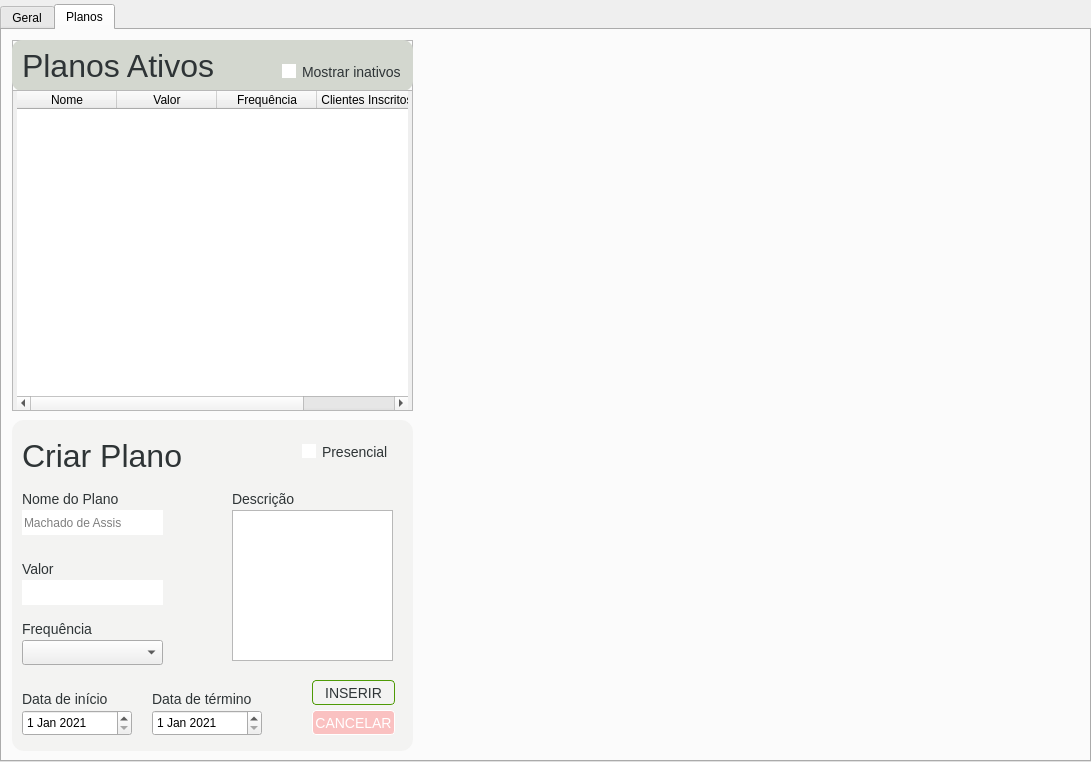
The window that Telas/UI/tabFinanceiro.ui (Nautilidae-project/Nautilus) describes before a commit, drawn with Qt 5.
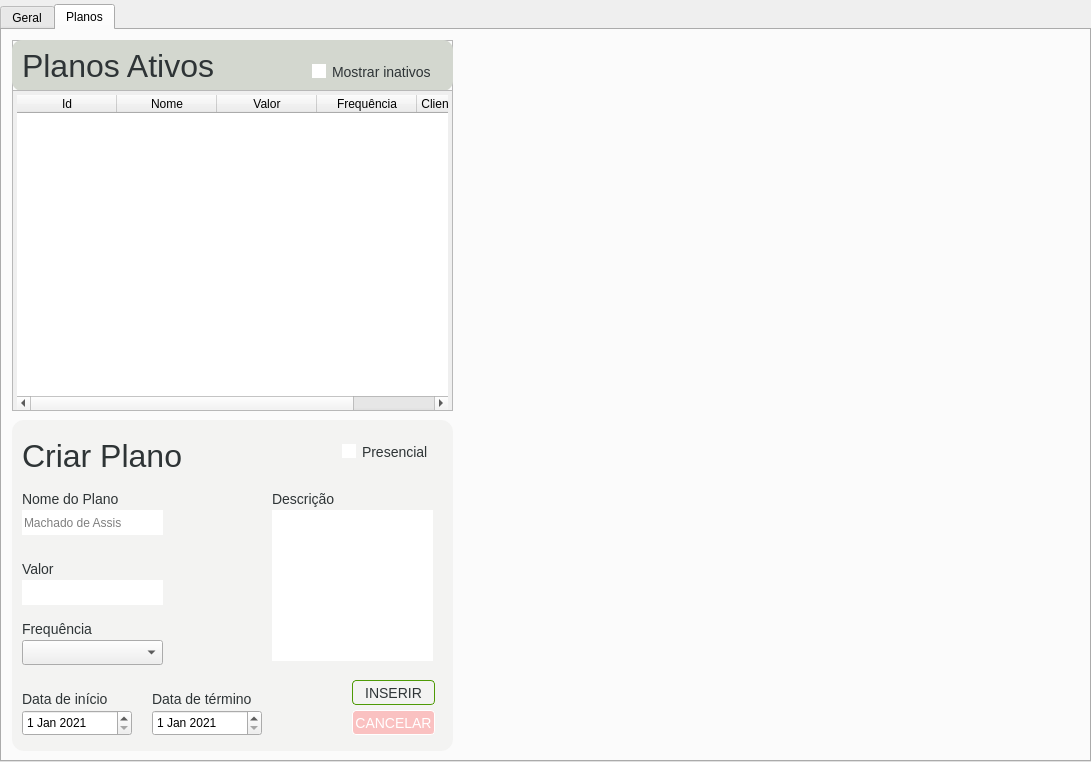
The same window after the commit.

The edit to the form file:
```diff
--- a/Telas/UI/tabFinanceiro.ui
+++ b/Telas/UI/tabFinanceiro.ui
@@ -111,7 +111,12 @@
      </widget>
      <widget class="QWidget" name="tabPlanos">
       <property name="styleSheet">
-       <string notr="true">
+       <string notr="true">/*------------------------------- LineEdit --------------------------------------*/
+#leNomePlano, #leValor {
+	border-top-left-radius: 0px;
+}
+
+
 /*------------------------------- Labels --------------------------------------*/
 #lbDataInicio, 
 #lbDataTermino,
@@ -227,6 +232,12 @@
 #tblPlanos {
 	margin-left: 4px;
 	margin-right: 4px;
+	margin-top: 4px;
+}
+
+/*---------------------------------- TextEdit -------------------------------------*/
+#teDescricaoPlano{
+	border-top-left-radius: 0px;
 }</string>
       </property>
       <attribute name="title">
@@ -237,7 +248,7 @@
         <rect>
          <x>10</x>
          <y>10</y>
-         <width>401</width>
+         <width>441</width>
          <height>371</height>
         </rect>
        </property>
@@ -252,7 +263,7 @@
          <rect>
           <x>0</x>
           <y>0</y>
-          <width>401</width>
+          <width>441</width>
           <height>51</height>
          </rect>
         </property>
@@ -278,7 +289,7 @@
         <widget class="QCheckBox" name="cbInativos">
          <property name="geometry">
           <rect>
-           <x>270</x>
+           <x>300</x>
            <y>20</y>
            <width>131</width>
            <height>23</height>
@@ -294,7 +305,7 @@
          <rect>
           <x>0</x>
           <y>50</y>
-          <width>401</width>
+          <width>441</width>
           <height>321</height>
          </rect>
         </property>
@@ -325,6 +336,50 @@
            <property name="frameShape">
             <enum>QFrame::NoFrame</enum>
            </property>
+           <property name="sizeAdjustPolicy">
+            <enum>QAbstractScrollArea::AdjustToContents</enum>
+           </property>
+           <property name="editTriggers">
+            <set>QAbstractItemView::NoEditTriggers</set>
+           </property>
+           <property name="alternatingRowColors">
+            <bool>true</bool>
+           </property>
+           <property name="selectionMode">
+            <enum>QAbstractItemView::SingleSelection</enum>
+           </property>
+           <property name="selectionBehavior">
+            <enum>QAbstractItemView::SelectRows</enum>
+           </property>
+           <property name="textElideMode">
+            <enum>Qt::ElideMiddle</enum>
+           </property>
+           <property name="showGrid">
+            <bool>false</bool>
+           </property>
+           <property name="cornerButtonEnabled">
+            <bool>false</bool>
+           </property>
+           <attribute name="horizontalHeaderCascadingSectionResizes">
+            <bool>true</bool>
+           </attribute>
+           <attribute name="horizontalHeaderHighlightSections">
+            <bool>true</bool>
+           </attribute>
+           <attribute name="horizontalHeaderStretchLastSection">
+            <bool>false</bool>
+           </attribute>
+           <attribute name="verticalHeaderVisible">
+            <bool>false</bool>
+           </attribute>
+           <attribute name="verticalHeaderShowSortIndicator" stdset="0">
+            <bool>false</bool>
+           </attribute>
+           <column>
+            <property name="text">
+             <string>Id</string>
+            </property>
+           </column>
            <column>
             <property name="text">
              <string>Nome</string>
@@ -355,7 +410,7 @@
         <rect>
          <x>10</x>
          <y>390</y>
-         <width>401</width>
+         <width>441</width>
          <height>331</height>
         </rect>
        </property>
@@ -491,7 +546,7 @@
        <widget class="QCheckBox" name="cbPresencial">
         <property name="geometry">
          <rect>
-          <x>290</x>
+          <x>330</x>
           <y>20</y>
           <width>90</width>
           <height>23</height>
@@ -541,7 +596,7 @@
        <widget class="QTextEdit" name="teDescricaoPlano">
         <property name="geometry">
          <rect>
-          <x>220</x>
+          <x>260</x>
           <y>90</y>
           <width>161</width>
           <height>151</height>
@@ -551,7 +606,7 @@
        <widget class="QLabel" name="lbDescricaoPlano">
         <property name="geometry">
          <rect>
-          <x>220</x>
+          <x>260</x>
           <y>70</y>
           <width>81</width>
           <height>17</height>
@@ -564,7 +619,7 @@
        <widget class="QPushButton" name="pbInserir">
         <property name="geometry">
          <rect>
-          <x>300</x>
+          <x>340</x>
           <y>260</y>
           <width>83</width>
           <height>25</height>
@@ -577,7 +632,7 @@
        <widget class="QPushButton" name="pbCancelar">
         <property name="geometry">
          <rect>
-          <x>300</x>
+          <x>340</x>
           <y>290</y>
           <width>83</width>
           <height>25</height>
```
